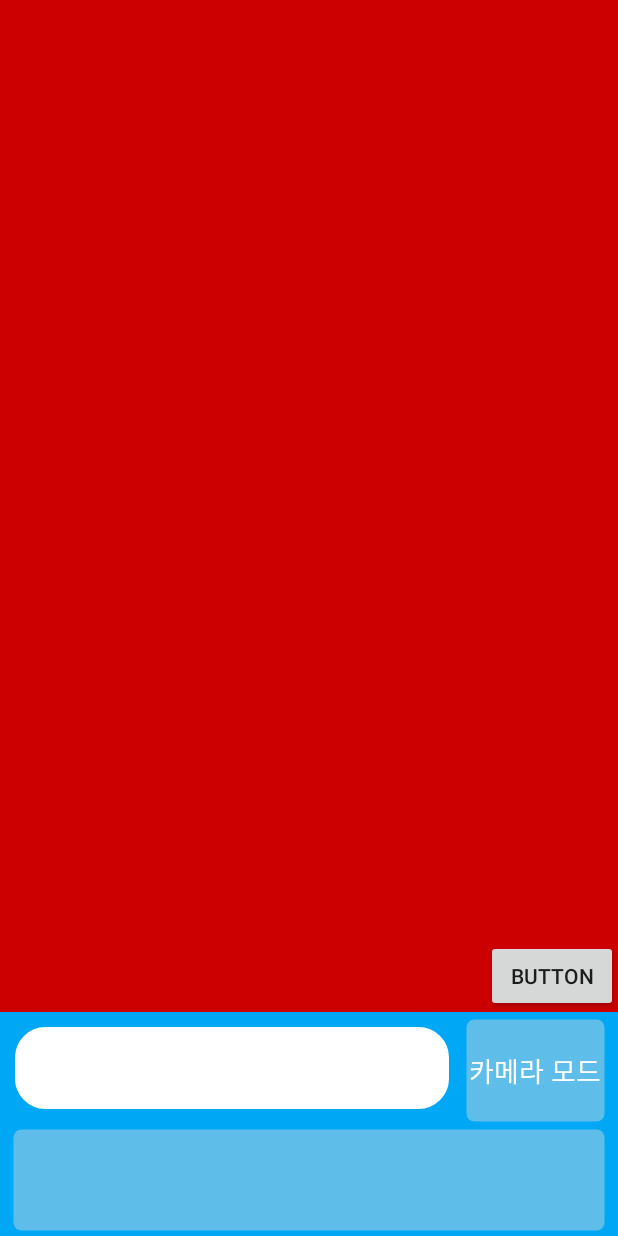
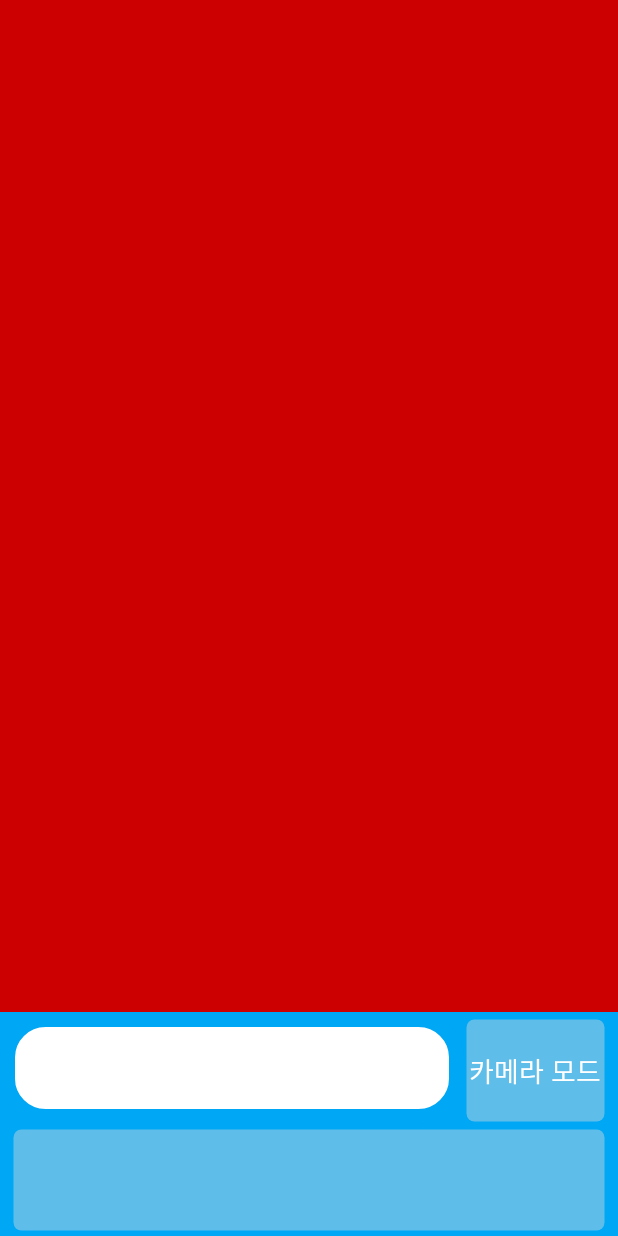
Before and after one commit to jhham96/Navi_project, an Android app: the MapsActivity screen opened directly, with no data from a screen before it, on a phone screen of 412 x 824 dp. Run offline under Robolectric (Android 15) with nearby library versions, the phone set to English and light mode, and no system bars; libraries missing offline, so code that uses them is left out: com.skt; 8 statements that could not run were skipped.

Commit message:
각도 수정

```diff
--- a/TNavi_project/app/src/main/res/layout/activity_maps.xml
+++ b/TNavi_project/app/src/main/res/layout/activity_maps.xml
@@ -12,12 +12,12 @@
         android:layout_weight="2"
         android:background="@android:color/holo_red_dark">
 
-        <Button
-            android:id="@+id/compassMode_btn"
-            android:layout_width="wrap_content"
-            android:layout_height="wrap_content"
-            android:layout_gravity="right|bottom"
-            android:text="Button"/>
+        <!--<Button-->
+            <!--android:id="@+id/compassMode_btn"-->
+            <!--android:layout_width="wrap_content"-->
+            <!--android:layout_height="wrap_content"-->
+            <!--android:layout_gravity="right|bottom"-->
+            <!--android:text="Button"/>-->
     </FrameLayout>
 
     <LinearLayout
```
Also changed, not shown: TNavi_project/app/src/main/java/com/example/rltn4/tnavi_project/CameraActivity.java (+14 -10 lines), TNavi_project/app/src/main/java/com/example/rltn4/tnavi_project/MapsActivity.java (+15 -15 lines).
